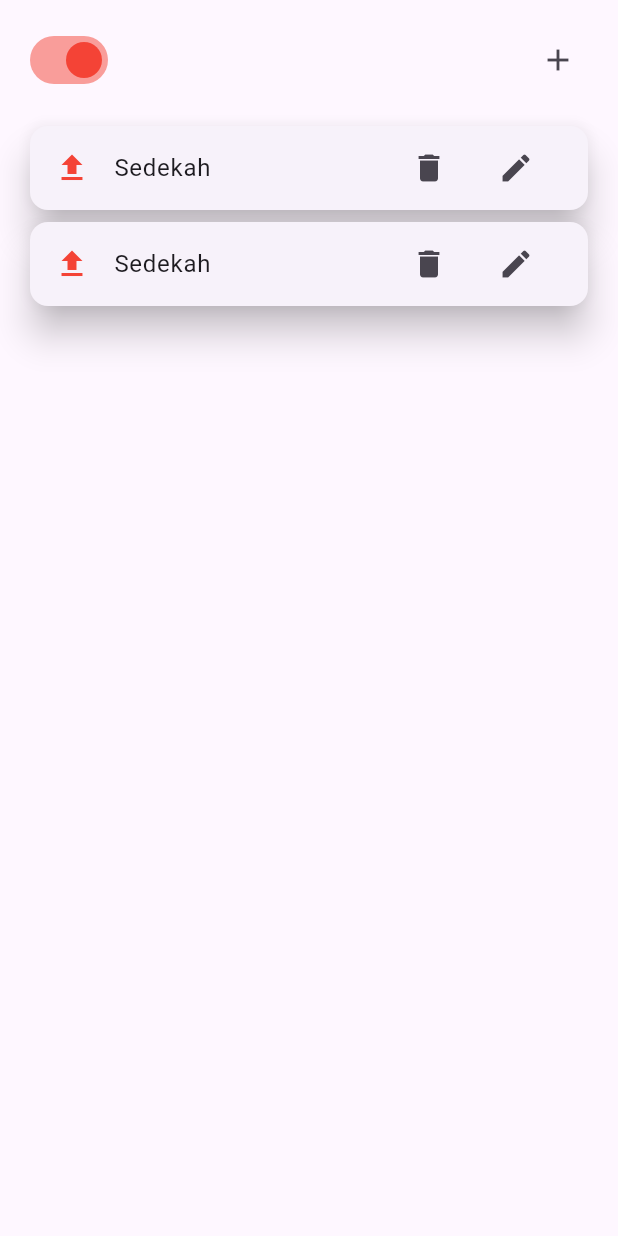
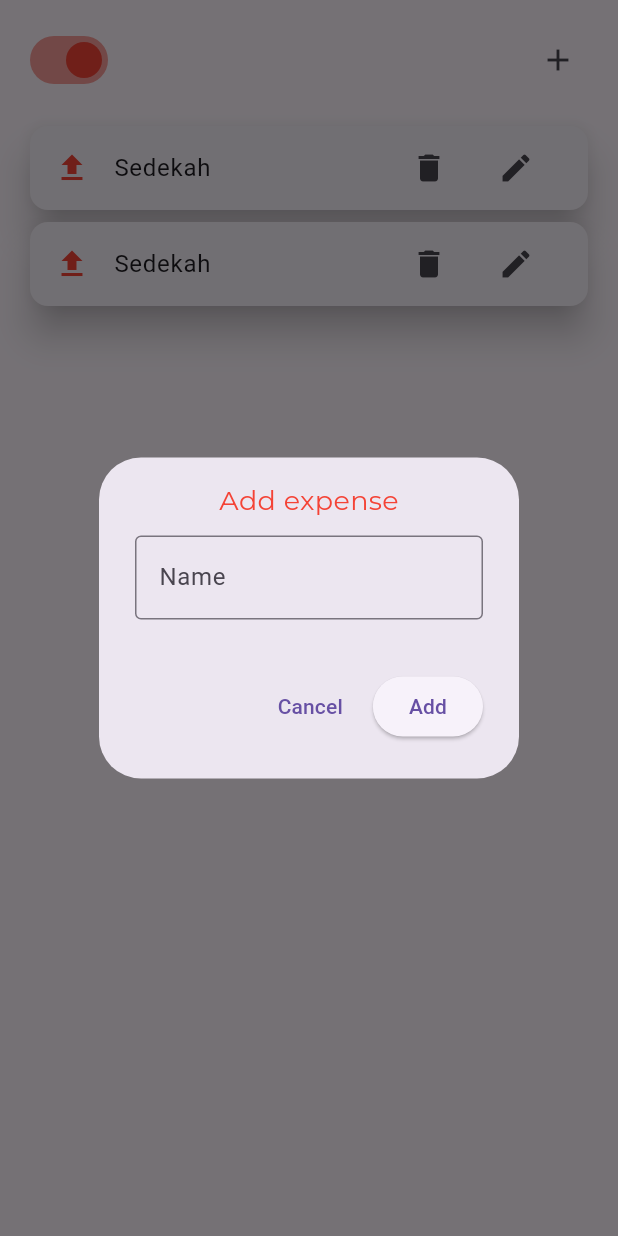
Before and after one commit to seviadwiyanti/uangku, a Flutter app: the CategoryPage widget shown alone on an empty page, opened directly, after a tap on the "add" icon, on a phone screen of 412 x 824 dp. Run offline on Flutter 3.47's test engine with Material 3 defaults, Android fonts, the phone set to English and light mode, and no system bars; our stand-ins replace google_fonts; missing offline and left inert: calendar_appbar.

Commit message:
category ok

```diff
--- a/lib/pages/category_page.dart
+++ b/lib/pages/category_page.dart
@@ -1,5 +1,6 @@
 import 'package:flutter/cupertino.dart';
 import 'package:flutter/material.dart';
+import 'package:google_fonts/google_fonts.dart';
 
 class CategoryPage extends StatefulWidget {
   const CategoryPage({super.key});
@@ -10,6 +11,56 @@
 
 class _CategoryPageState extends State<CategoryPage> {
   bool isExpense = true;
+
+  void openDialog() {
+    showDialog(
+      context: context,
+      builder: (BuildContext context) {
+        return AlertDialog(
+          content: SingleChildScrollView(
+            child: Center(
+                child: Column(
+              children: [
+                Text(
+                  (isExpense) ? "Add expense" : "Add income",
+                  style: GoogleFonts.montserrat(
+                      fontSize: 18,
+                      color: (isExpense) ? Colors.red : Colors.green),
+                ),
+                SizedBox(
+                  height: 10,
+                ),
+                TextFormField(
+                  decoration: InputDecoration(
+                      border: OutlineInputBorder(), hintText: "Name"),
+                ),
+                SizedBox(
+                  height: 10,
+                ),
+                // ElevatedButton(onPressed: () {}, child: Text("Save"))
+              ],
+            )),
+          ),
+          actions: [
+            TextButton(
+              onPressed: () {
+                Navigator.of(context).pop();
+              },
+              child: Text("Cancel"),
+            ),
+            ElevatedButton(
+              onPressed: () {
+                // Add category logic here
+                Navigator.of(context).pop();
+              },
+              child: Text("Add"),
+            ),
+          ],
+        );
+      },
+    );
+  }
+
   @override
   Widget build(BuildContext context) {
     return SafeArea(
@@ -31,7 +82,11 @@
                 inactiveThumbColor: Colors.green,
                 activeColor: Colors.red,
               ),
-              IconButton(onPressed: () {}, icon: Icon(Icons.add))
+              IconButton(
+                  onPressed: () {
+                    openDialog();
+                  },
+                  icon: Icon(Icons.add))
             ],
           ),
         ),
```
